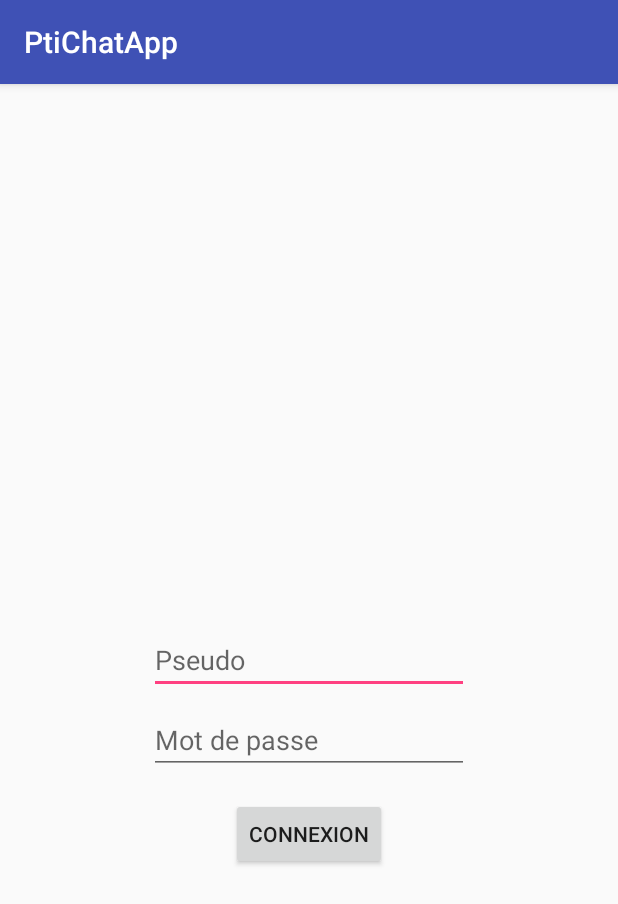
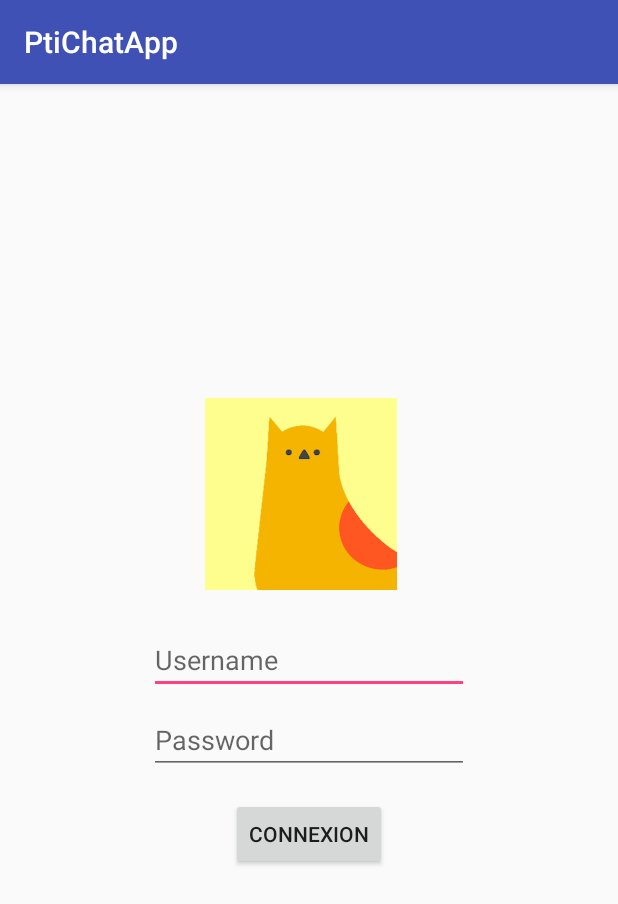
Before and after one commit to CS-POOA-2018/PtiChat, an Android app: the screen it shows after launch (LoginActivity), on a phone screen of 412 x 824 dp. Shown: the top 904 px of the screen. Run offline under Robolectric (Android 15) with nearby library versions, the phone set to English and light mode, and no system bars.

Commit message:
[App] Add default avatar

```diff
--- a/PtiChatApp/app/src/main/res/layout/activity_login.xml
+++ b/PtiChatApp/app/src/main/res/layout/activity_login.xml
@@ -12,7 +12,7 @@
         android:layout_width="wrap_content"
         android:layout_height="wrap_content"
         android:ems="10"
-        android:hint="Pseudo"
+        android:hint="@string/username"
         android:inputType="textPersonName"
         app:layout_constraintBottom_toBottomOf="parent"
         app:layout_constraintEnd_toEndOf="parent"
@@ -21,13 +21,15 @@
 
     <ImageView
         android:id="@+id/avatarLogin"
-        android:layout_width="wrap_content"
-        android:layout_height="wrap_content"
+        android:layout_width="128dp"
+        android:layout_height="128dp"
         android:layout_marginBottom="24dp"
+        android:contentDescription="@string/avatar"
         app:layout_constraintBottom_toTopOf="@+id/pseudoLogin"
         app:layout_constraintEnd_toEndOf="parent"
         app:layout_constraintHorizontal_bias="0.482"
         app:layout_constraintStart_toStartOf="parent"
+        app:srcCompat="@drawable/avatar1"
         tools:srcCompat="@tools:sample/avatars[14]" />
 
     <EditText
@@ -36,7 +38,7 @@
         android:layout_height="wrap_content"
         android:layout_marginTop="8dp"
         android:ems="10"
-        android:hint="Mot de passe"
+        android:hint="@string/password"
         android:inputType="textPassword"
         app:layout_constraintEnd_toEndOf="parent"
         app:layout_constraintStart_toStartOf="parent"
--- a/PtiChatApp/app/src/main/res/layout/activity_main.xml
+++ b/PtiChatApp/app/src/main/res/layout/activity_main.xml
@@ -13,8 +13,10 @@
         android:layout_height="100dp"
         android:layout_marginStart="16dp"
         android:layout_marginTop="16dp"
+        android:contentDescription="@string/avatar"
         app:layout_constraintStart_toStartOf="parent"
         app:layout_constraintTop_toTopOf="parent"
+        app:srcCompat="@drawable/avatar1"
         tools:srcCompat="@tools:sample/avatars[14]" />
 
     <TextView
--- a/PtiChatApp/app/src/main/res/values/strings.xml
+++ b/PtiChatApp/app/src/main/res/values/strings.xml
@@ -1,4 +1,7 @@
 <resources>
     <string name="app_name">PtiChatApp</string>
     <string name="connexion">Connexion</string>
+    <string name="username">Username</string>
+    <string name="password">Password</string>
+    <string name="avatar">Cute image of a cat</string>
 </resources>
```
Also changed, not shown: PtiChatApp/app/src/main/res/drawable/avatar1.png (added).
